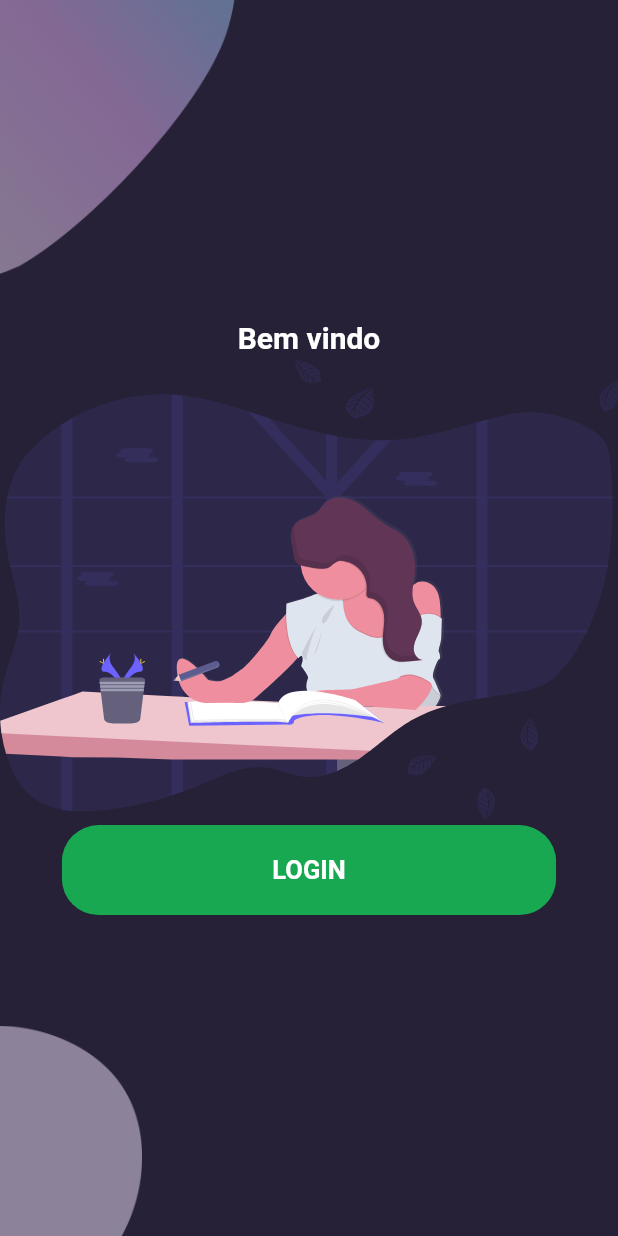
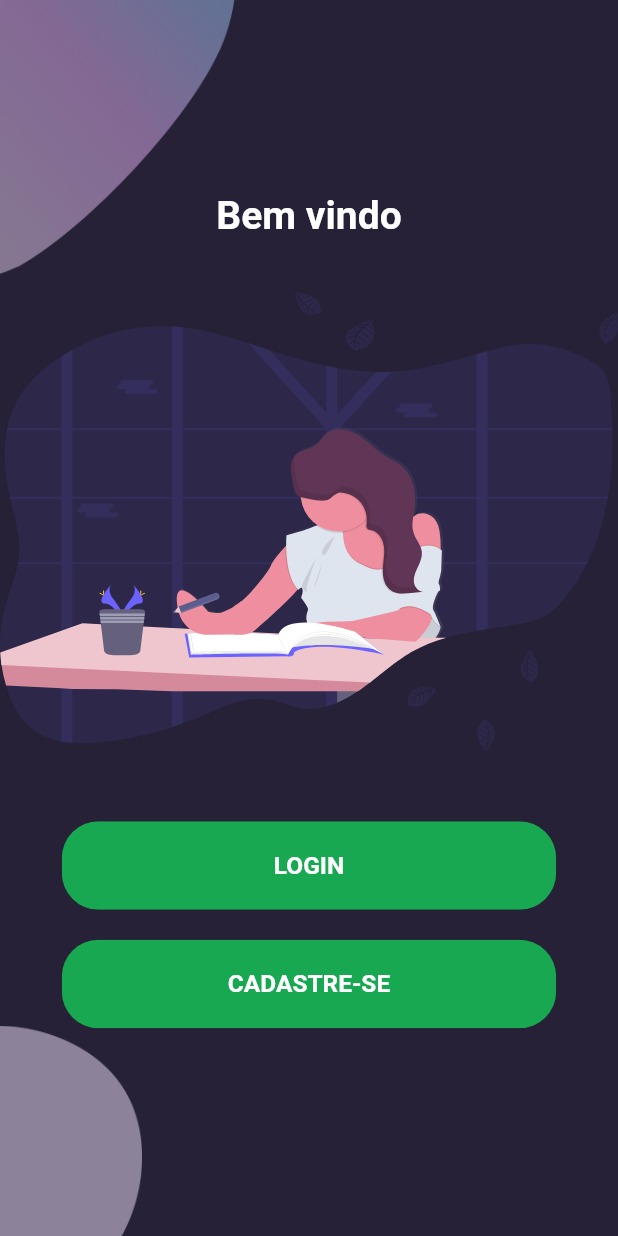
Before and after one commit to hmartiins/Git-Book, a Flutter app: the screen it shows after launch, on a phone screen of 412 x 824 dp. Run offline on Flutter 3.47's test engine with Material 2 defaults, Android fonts, the phone set to English and light mode, and no system bars; our stand-ins replace flutter_svg.

Commit message:
style(mobile): adding a registration button and applying margins

```diff
--- a/mobile/lib/components/button.dart
+++ b/mobile/lib/components/button.dart
@@ -18,19 +18,20 @@ class Button extends StatelessWidget {
   Widget build(BuildContext context) {
     Size size = MediaQuery.of(context).size;
     return Container(
+      margin: EdgeInsets.symmetric(vertical: 10),
       width: size.width * 0.8,
       child: ClipRRect(
         borderRadius: BorderRadius.circular(24.5),
-          child: FlatButton(
+        child: FlatButton(
           padding: EdgeInsets.symmetric(vertical: 20, horizontal: 40),
-          color: kPrimaryColor,
+          color: colorButton,
           onPressed: handlePressButton,
           child: Text(
             textButton,
             style: TextStyle(
               color: textColor,
               fontWeight: FontWeight.bold,
-              fontSize: 17
+              fontSize: 16.3
             ),
           )
         ),
--- a/mobile/lib/constants.dart
+++ b/mobile/lib/constants.dart
@@ -1,4 +1,4 @@
 import 'package:flutter/material.dart';
 
 const kPrimaryColor = Color(0xFF18A851);
-const kPrimaryLightColor = Color(0xFFF1E6FF);
+const kPrimaryLightColor = Color(0xFF18A851);
--- a/mobile/lib/pages/Welcome/components/body.dart
+++ b/mobile/lib/pages/Welcome/components/body.dart
@@ -1,6 +1,5 @@
 import 'package:flutter/material.dart';
 import 'package:mobile/components/button.dart';
-import 'package:mobile/constants.dart';
 import 'package:mobile/pages/Welcome/components/background.dart';
 import 'package:flutter_svg/flutter_svg.dart';
 
@@ -15,17 +14,23 @@ class Body extends StatelessWidget {
           Text(
             "Bem vindo",
             style: TextStyle(
-              fontSize: 20,
+              fontSize: 26,
               fontWeight: FontWeight.bold,
               color: Colors.white,
             )
           ),
+          SizedBox(height: size.height * 0.04),
           SvgPicture.asset(
             "assets/img/studyng.svg",
             height: size.height * 0.38,
           ),
+          SizedBox(height: size.height * 0.04),
           Button(
             textButton: 'LOGIN',
+            handlePressButton: (){},
+          ),
+          Button(
+            textButton: 'CADASTRE-SE',
             handlePressButton: (){},
           )
         ],
```
